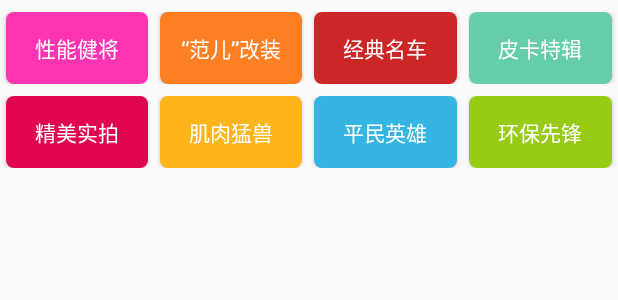
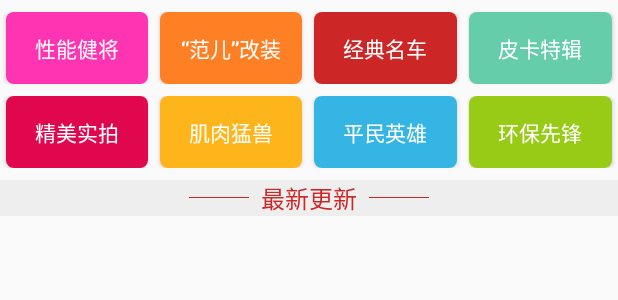
Before and after one commit to eastjiang/east, an Android app: the layout fragment_home.xml on its own in the app's theme, with its tools: preview values and no code run, on a phone screen of 412 x 824 dp. Shown: the top 300 px of the screen. Run offline under Robolectric (Android 15) with nearby library versions, the phone set to English and light mode, and no system bars.

```diff
--- a/app/src/main/java/com/eastproject/app/main/HomeActivity.java
+++ b/app/src/main/java/com/eastproject/app/main/HomeActivity.java
@@ -4,8 +4,11 @@ import android.app.FragmentTransaction;
 import android.graphics.Bitmap;
 import android.os.Bundle;
 import android.support.annotation.Nullable;
+import android.util.DisplayMetrics;
 import android.view.View;
+import android.view.ViewGroup;
 import android.widget.FrameLayout;
+import android.widget.LinearLayout;
 import com.alibaba.fastjson.JSONArray;
 import com.alibaba.fastjson.JSONObject;
 import com.bigkoo.convenientbanner.ConvenientBanner;
--- a/app/src/main/res/layout/fragment_home.xml
+++ b/app/src/main/res/layout/fragment_home.xml
@@ -87,5 +87,35 @@
                     android:layout_weight="1"
                     android:layout_height="wrap_content"/>
         </TableRow>
+
+        <LinearLayout
+                android:layout_width="match_parent"
+                android:layout_height="wrap_content"
+                android:gravity="center"
+                android:layout_marginTop="8dp"
+                android:background="@color/light_divider"
+                android:orientation="horizontal">
+
+            <View
+                    android:background="@color/dark_red"
+                    android:layout_marginRight="8dp"
+                    android:layout_width="40dp"
+                    android:layout_height="0.5dp"/>
+
+            <TextView
+                    android:layout_width="wrap_content"
+                    android:layout_height="wrap_content"
+                    android:textColor="@color/dark_red"
+                    android:textSize="16sp"
+                    android:text="最新更新"/>
+
+            <View
+                    android:background="@color/dark_red"
+                    android:layout_marginLeft="8dp"
+                    android:layout_width="40dp"
+                    android:layout_height="0.5dp"/>
+        </LinearLayout>
+
+
     </TableLayout>
 </ScrollView>
--- a/app/src/main/res/values/colors.xml
+++ b/app/src/main/res/values/colors.xml
@@ -1,6 +1,7 @@
 <?xml version="1.0" encoding="utf-8"?>
 <resources>
     <color name="navbar_color">#CE3D3A</color>
+    <color name="text_color">#F44336</color>
     <color name="black">#000000</color>
     <color name="white">#FFFFFF</color>
     <color name="pink">#FF34B3</color>
@@ -11,4 +12,6 @@
     <color name="blue_green">#66CDAA</color>
     <color name="blue">#34B5E3</color>
     <color name="green">#97CB16</color>
+    <color name="divider">#BDBDBD</color>
+    <color name="light_divider">#33BDBDBD</color>
 </resources>
```
Also changed, not shown: app/src/main/res/layout/item_connvenien_banner.xml (+6 -11 lines).
